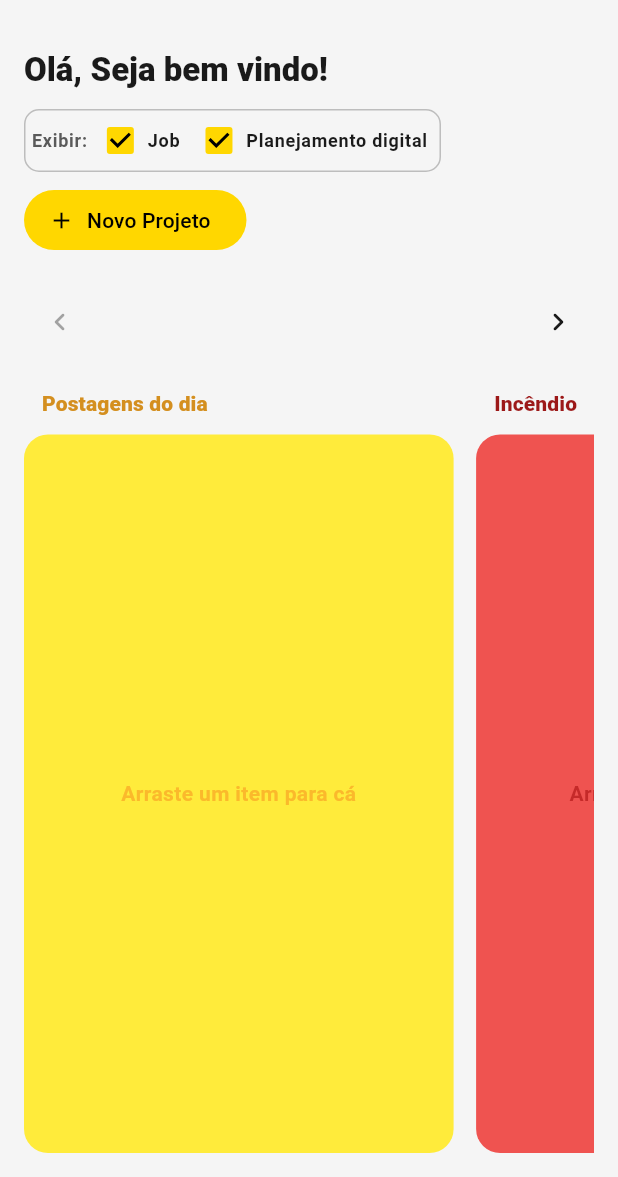
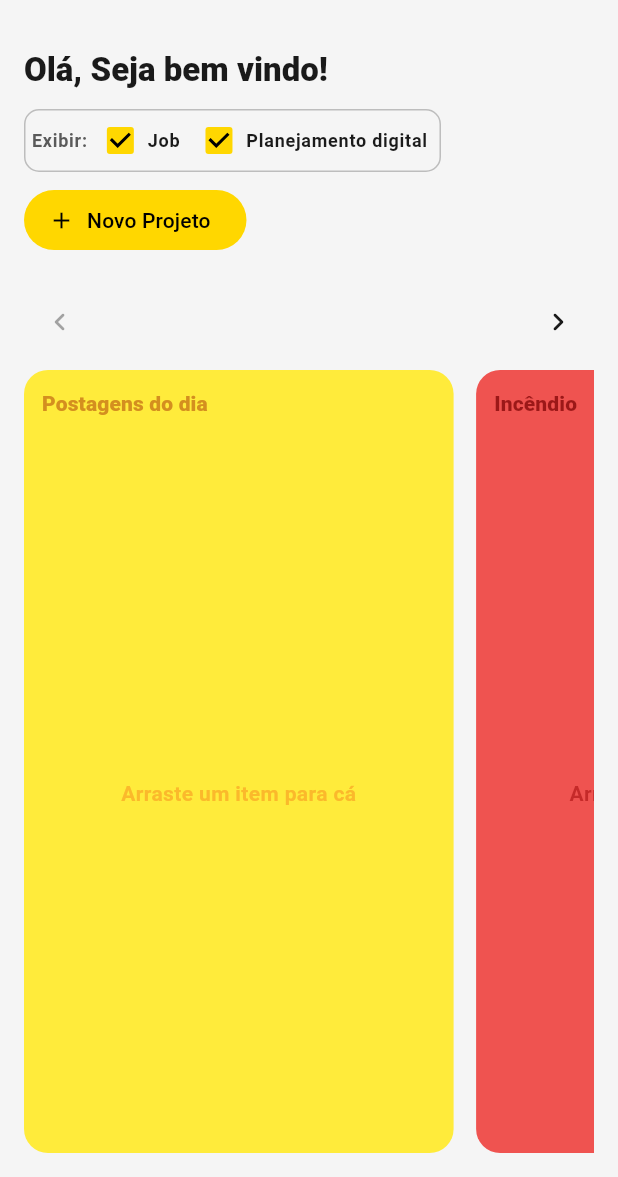
Before and after one commit to luisjuniorawr1/dofluxo, a Flutter app: the MainShell screen opened directly, on a phone screen of 412 x 824 dp, the part 59-1236 px from its top. Run offline on Flutter 3.47's test engine with Material 3 defaults, Android fonts, the phone set to English and light mode, and no system bars; our stand-ins replace cloud_firestore, firebase_auth, firebase_core, flutter_colorpicker, google_fonts, shared_preferences; missing offline and left inert: dart:html; accounts and stored records are empty; statements that could not run were skipped.

Commit message:
fix(dashboard): keep Kanban column titles inside colored body
Re-apply after drag/hover polish put headers outside DecoratedBox again.
Preserves scroll/drag behavior; only wraps header + body in the column color.

Co-authored-by: luisjuniorawr1 <luisjuniorawr1@users.noreply.github.com>

```diff
--- a/lib/presentation/dashboard/widgets/kanban_column.dart
+++ b/lib/presentation/dashboard/widgets/kanban_column.dart
@@ -68,7 +68,14 @@ class KanbanColumn<T> extends StatelessWidget {
     final bodyColor = KanbanConstants.columnBodyBackground(column);
     final effectiveMove = column.acceptsDragDrop ? onMove : null;
 
-    return Column(
+    return DecoratedBox(
+      decoration: BoxDecoration(
+        color: bodyColor,
+        borderRadius: BorderRadius.circular(KanbanConstants.columnBodyRadius),
+      ),
+      child: ClipRRect(
+        borderRadius: BorderRadius.circular(KanbanConstants.columnBodyRadius),
+        child: Column(
           crossAxisAlignment: CrossAxisAlignment.stretch,
           children: [
             Padding(
@@ -77,13 +84,6 @@ class KanbanColumn<T> extends StatelessWidget {
             ),
             const SizedBox(height: KanbanConstants.headerListGap),
             Expanded(
-          child: DecoratedBox(
-            decoration: BoxDecoration(
-              color: bodyColor,
-              borderRadius: BorderRadius.circular(KanbanConstants.columnBodyRadius),
-            ),
-            child: ClipRRect(
-              borderRadius: BorderRadius.circular(KanbanConstants.columnBodyRadius),
               child: LayoutBuilder(
                 builder: (context, constraints) {
                   final feedbackWidth =
@@ -114,9 +114,9 @@ class KanbanColumn<T> extends StatelessWidget {
                 },
               ),
             ),
+          ],
         ),
       ),
-      ],
     );
   }
 
```
Lines whose indentation alone changed are shown as unchanged.
